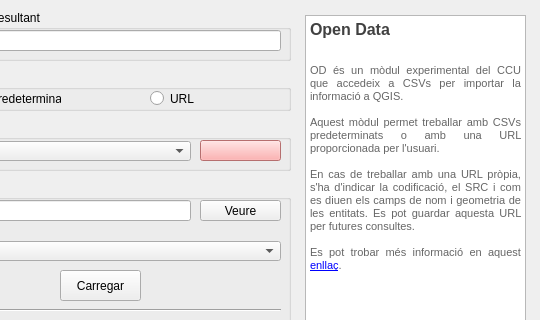
Above: OD_dialog_base.ui from TecnocampusCCU/OpenData before the change; both pictures show x 110 to 650 and y 0 to 320 of the 650 by 680 pixel window. Below: the same form after it.
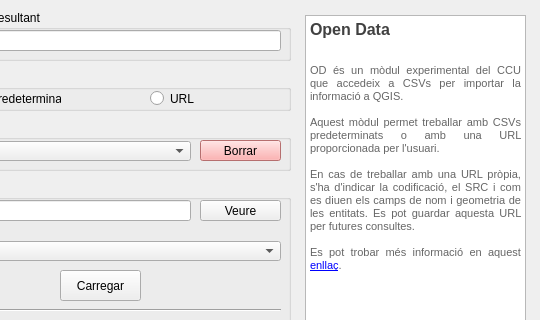
That is the form after the change.

Diff of the .ui file:
```diff
--- a/OD_dialog_base.ui
+++ b/OD_dialog_base.ui
@@ -311,7 +311,7 @@
      <string notr="true">background-color: rgb(255, 156, 156);</string>
     </property>
     <property name="text">
-     <string/>
+     <string>Borrar</string>
     </property>
     <property name="iconSize">
      <size>
```
Left out of the diff: 6 changed lines with no effect on the pictures.
